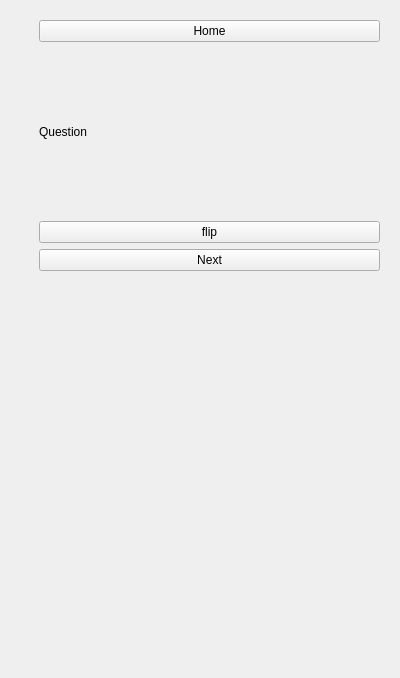
The window that FlashcardModule/flashcardstudy.ui (WSU-4110/MOST) describes before a commit, drawn with Qt 5.
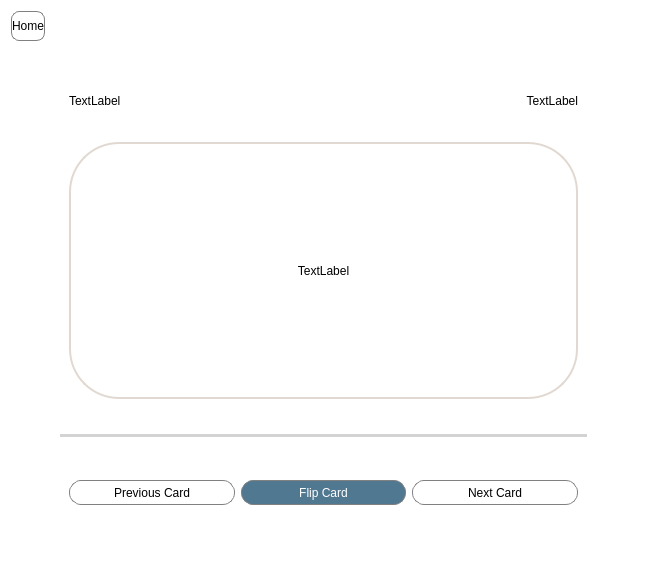
The same window after the commit. Icons and pictures are not drawn.

Diff of the .ui file:
```diff
--- a/FlashcardModule/flashcardstudy.ui
+++ b/FlashcardModule/flashcardstudy.ui
@@ -6,53 +6,404 @@
    <rect>
     <x>0</x>
     <y>0</y>
-    <width>400</width>
-    <height>678</height>
+    <width>671</width>
+    <height>563</height>
    </rect>
   </property>
+  <property name="sizePolicy">
+   <sizepolicy hsizetype="Expanding" vsizetype="Expanding">
+    <horstretch>0</horstretch>
+    <verstretch>0</verstretch>
+   </sizepolicy>
+  </property>
+  <property name="minimumSize">
+   <size>
+    <width>671</width>
+    <height>563</height>
+   </size>
+  </property>
+  <property name="maximumSize">
+   <size>
+    <width>1395</width>
+    <height>723</height>
+   </size>
+  </property>
   <property name="windowTitle">
    <string>Form</string>
   </property>
-  <widget class="QWidget" name="gridLayoutWidget">
-   <property name="geometry">
-    <rect>
-     <x>39</x>
-     <y>20</y>
-     <width>341</width>
-     <height>251</height>
-    </rect>
+  <property name="styleSheet">
+   <string notr="true">background-color: white;
+border: 1px black;</string>
+  </property>
+  <layout class="QGridLayout" name="gridLayout">
+   <property name="rightMargin">
+    <number>75</number>
    </property>
-   <layout class="QGridLayout" name="gridLayout">
-    <item row="0" column="0">
-     <widget class="QPushButton" name="homeButton_3">
-      <property name="text">
-       <string>Home</string>
-      </property>
-     </widget>
-    </item>
-    <item row="2" column="0">
-     <widget class="QPushButton" name="flipButton">
-      <property name="text">
-       <string>flip</string>
-      </property>
-     </widget>
-    </item>
-    <item row="3" column="0">
-     <widget class="QPushButton" name="pushButton_2">
-      <property name="text">
-       <string>Next</string>
-      </property>
-     </widget>
-    </item>
-    <item row="1" column="0">
-     <widget class="QLabel" name="questionLabel">
-      <property name="text">
-       <string>Question</string>
-      </property>
-     </widget>
-    </item>
-   </layout>
-  </widget>
+   <item row="1" column="0">
+    <spacer name="verticalSpacer">
+     <property name="orientation">
+      <enum>Qt::Orientation::Vertical</enum>
+     </property>
+     <property name="sizeType">
+      <enum>QSizePolicy::Policy::Fixed</enum>
+     </property>
+     <property name="sizeHint" stdset="0">
+      <size>
+       <width>20</width>
+       <height>20</height>
+      </size>
+     </property>
+    </spacer>
+   </item>
+   <item row="2" column="1">
+    <widget class="QWidget" name="widget" native="true">
+     <property name="sizePolicy">
+      <sizepolicy hsizetype="Expanding" vsizetype="Expanding">
+       <horstretch>0</horstretch>
+       <verstretch>0</verstretch>
+      </sizepolicy>
+     </property>
+     <property name="maximumSize">
+      <size>
+       <width>1250</width>
+       <height>1500</height>
+      </size>
+     </property>
+     <property name="styleSheet">
+      <string notr="true">QWidget#line {
+    background-color: lightgray;
+    height: 0.5px;
+}
+</string>
+     </property>
+     <layout class="QVBoxLayout" name="verticalLayout">
+      <item>
+       <widget class="QFrame" name="frame">
+        <property name="sizePolicy">
+         <sizepolicy hsizetype="Expanding" vsizetype="Expanding">
+          <horstretch>0</horstretch>
+          <verstretch>0</verstretch>
+         </sizepolicy>
+        </property>
+        <property name="maximumSize">
+         <size>
+          <width>16777215</width>
+          <height>50</height>
+         </size>
+        </property>
+        <property name="frameShape">
+         <enum>QFrame::Shape::StyledPanel</enum>
+        </property>
+        <property name="frameShadow">
+         <enum>QFrame::Shadow::Raised</enum>
+        </property>
+        <layout class="QHBoxLayout" name="horizontalLayout">
+         <item>
+          <widget class="QLabel" name="label">
+           <property name="sizePolicy">
+            <sizepolicy hsizetype="Expanding" vsizetype="Expanding">
+             <horstretch>0</horstretch>
+             <verstretch>0</verstretch>
+            </sizepolicy>
+           </property>
+           <property name="maximumSize">
+            <size>
+             <width>100</width>
+             <height>16777215</height>
+            </size>
+           </property>
+           <property name="styleSheet">
+            <string notr="true">color: black;</string>
+           </property>
+           <property name="text">
+            <string>TextLabel</string>
+           </property>
+          </widget>
+         </item>
+         <item>
+          <spacer name="horizontalSpacer">
+           <property name="orientation">
+            <enum>Qt::Orientation::Horizontal</enum>
+           </property>
+           <property name="sizeType">
+            <enum>QSizePolicy::Policy::Fixed</enum>
+           </property>
+           <property name="sizeHint" stdset="0">
+            <size>
+             <width>3000</width>
+             <height>20</height>
+            </size>
+           </property>
+          </spacer>
+         </item>
+         <item>
+          <widget class="QLabel" name="label_2">
+           <property name="sizePolicy">
+            <sizepolicy hsizetype="Expanding" vsizetype="Expanding">
+             <horstretch>0</horstretch>
+             <verstretch>0</verstretch>
+            </sizepolicy>
+           </property>
+           <property name="maximumSize">
+            <size>
+             <width>100</width>
+             <height>16777215</height>
+            </size>
+           </property>
+           <property name="styleSheet">
+            <string notr="true">color: black;</string>
+           </property>
+           <property name="text">
+            <string>TextLabel</string>
+           </property>
+           <property name="alignment">
+            <set>Qt::AlignmentFlag::AlignRight|Qt::AlignmentFlag::AlignTrailing|Qt::AlignmentFlag::AlignVCenter</set>
+           </property>
+          </widget>
+         </item>
+        </layout>
+       </widget>
+      </item>
+      <item>
+       <spacer name="verticalSpacer_2">
+        <property name="orientation">
+         <enum>Qt::Orientation::Vertical</enum>
+        </property>
+        <property name="sizeType">
+         <enum>QSizePolicy::Policy::Fixed</enum>
+        </property>
+        <property name="sizeHint" stdset="0">
+         <size>
+          <width>20</width>
+          <height>1</height>
+         </size>
+        </property>
+       </spacer>
+      </item>
+      <item>
+       <widget class="QWidget" name="widget_2" native="true">
+        <property name="sizePolicy">
+         <sizepolicy hsizetype="Expanding" vsizetype="Expanding">
+          <horstretch>0</horstretch>
+          <verstretch>0</verstretch>
+         </sizepolicy>
+        </property>
+        <property name="maximumSize">
+         <size>
+          <width>16777215</width>
+          <height>3000</height>
+         </size>
+        </property>
+        <layout class="QVBoxLayout" name="verticalLayout_2">
+         <item>
+          <widget class="QLabel" name="label_3">
+           <property name="styleSheet">
+            <string notr="true">color: black;
+border: 2px solid #E1D9D1;
+border-radius: 50px;</string>
+           </property>
+           <property name="text">
+            <string>TextLabel</string>
+           </property>
+           <property name="alignment">
+            <set>Qt::AlignmentFlag::AlignCenter</set>
+           </property>
+          </widget>
+         </item>
+         <item>
+          <spacer name="verticalSpacer_3">
+           <property name="orientation">
+            <enum>Qt::Orientation::Vertical</enum>
+           </property>
+           <property name="sizeType">
+            <enum>QSizePolicy::Policy::Fixed</enum>
+           </property>
+           <property name="sizeHint" stdset="0">
+            <size>
+             <width>20</width>
+             <height>20</height>
+            </size>
+           </property>
+          </spacer>
+         </item>
+        </layout>
+       </widget>
+      </item>
+      <item>
+       <widget class="Line" name="line">
+        <property name="styleSheet">
+         <string notr="true">color: gray;</string>
+        </property>
+        <property name="orientation">
+         <enum>Qt::Orientation::Horizontal</enum>
+        </property>
+       </widget>
+      </item>
+      <item>
+       <widget class="QFrame" name="frame_2">
+        <property name="sizePolicy">
+         <sizepolicy hsizetype="Expanding" vsizetype="Expanding">
+          <horstretch>0</horstretch>
+          <verstretch>0</verstretch>
+         </sizepolicy>
+        </property>
+        <property name="maximumSize">
+         <size>
+          <width>16777215</width>
+          <height>100</height>
+         </size>
+        </property>
+        <property name="frameShape">
+         <enum>QFrame::Shape::StyledPanel</enum>
+        </property>
+        <property name="frameShadow">
+         <enum>QFrame::Shadow::Raised</enum>
+        </property>
+        <layout class="QHBoxLayout" name="horizontalLayout_2">
+         <item>
+          <widget class="QPushButton" name="pushButton">
+           <property name="sizePolicy">
+            <sizepolicy hsizetype="Expanding" vsizetype="Expanding">
+             <horstretch>0</horstretch>
+             <verstretch>0</verstretch>
+            </sizepolicy>
+           </property>
+           <property name="maximumSize">
+            <size>
+             <width>3000</width>
+             <height>25</height>
+            </size>
+           </property>
+           <property name="styleSheet">
+            <string notr="true">QPushButton {
+color: black;
+border-radius: 12px;
+border: 1px solid gray;
+}
+QPushButton:hover {
+    border: 2px solid #888;
+}
+</string>
+           </property>
+           <property name="text">
+            <string>Previous Card</string>
+           </property>
+          </widget>
+         </item>
+         <item>
+          <widget class="QPushButton" name="pushButton_2">
+           <property name="sizePolicy">
+            <sizepolicy hsizetype="Expanding" vsizetype="Expanding">
+             <horstretch>0</horstretch>
+             <verstretch>0</verstretch>
+            </sizepolicy>
+           </property>
+           <property name="maximumSize">
+            <size>
+             <width>16777215</width>
+             <height>25</height>
+            </size>
+           </property>
+           <property name="styleSheet">
+            <string notr="true">QPushButton {
+color: white;
+border-radius: 12px;
+border: 1px solid gray;
+background-color:  #517891;
+}
+QPushButton:hover {
+    border: 2px solid #888;
+}</string>
+           </property>
+           <property name="text">
+            <string>Flip Card</string>
+           </property>
+          </widget>
+         </item>
+         <item>
+          <widget class="QPushButton" name="pushButton_3">
+           <property name="sizePolicy">
+            <sizepolicy hsizetype="Expanding" vsizetype="Expanding">
+             <horstretch>0</horstretch>
+             <verstretch>0</verstretch>
+            </sizepolicy>
+           </property>
+           <property name="maximumSize">
+            <size>
+             <width>16777215</width>
+             <height>25</height>
+            </size>
+           </property>
+           <property name="styleSheet">
+            <string notr="true">QPushButton {
+color: black;
+border-radius: 12px;
+border: 1px solid gray;
+}
+QPushButton:hover {
+    background-color: rgba(255, 255, 255, 30);  /* light white overlay */
+    border: 1px solid rgba(255, 255, 255, 120); /* stronger border on hover */
+    border-radius: 8px;
+}
+
+QPushButton:pressed {
+    background-color: rgba(255, 255, 255, 50);
+}
+</string>
+           </property>
+           <property name="text">
+            <string>Next Card</string>
+           </property>
+           <property name="icon">
+            <iconset resource="../resources.qrc">
+             <normaloff>:/icons/images/right-arrow.png</normaloff>:/icons/images/right-arrow.png</iconset>
+           </property>
+           <property name="checkable">
+            <bool>false</bool>
+           </property>
+          </widget>
+         </item>
+        </layout>
+       </widget>
+      </item>
+     </layout>
+    </widget>
+   </item>
+   <item row="0" column="0">
+    <widget class="QPushButton" name="btnHome">
+     <property name="sizePolicy">
+      <sizepolicy hsizetype="Expanding" vsizetype="Expanding">
+       <horstretch>0</horstretch>
+       <verstretch>0</verstretch>
+      </sizepolicy>
+     </property>
+     <property name="maximumSize">
+      <size>
+       <width>1000</width>
+       <height>30</height>
+      </size>
+     </property>
+     <property name="styleSheet">
+      <string notr="true">QPushButton {
+color: black;
+border-radius: 8px;
+border: 1px solid gray;
+}
+QPushButton:hover {
+    border: 2px solid #888;
+}
+</string>
+     </property>
+     <property name="text">
+      <string>Home</string>
+     </property>
+     <property name="icon">
+      <iconset resource="../resources.qrc">
+       <normaloff>:/icons/images/left-arrow.png</normaloff>:/icons/images/left-arrow.png</iconset>
+     </property>
+    </widget>
+   </item>
+  </layout>
  </widget>
  <resources/>
  <connections/>
```
Left out of the diff: 4 changed lines with no effect on the pictures.
